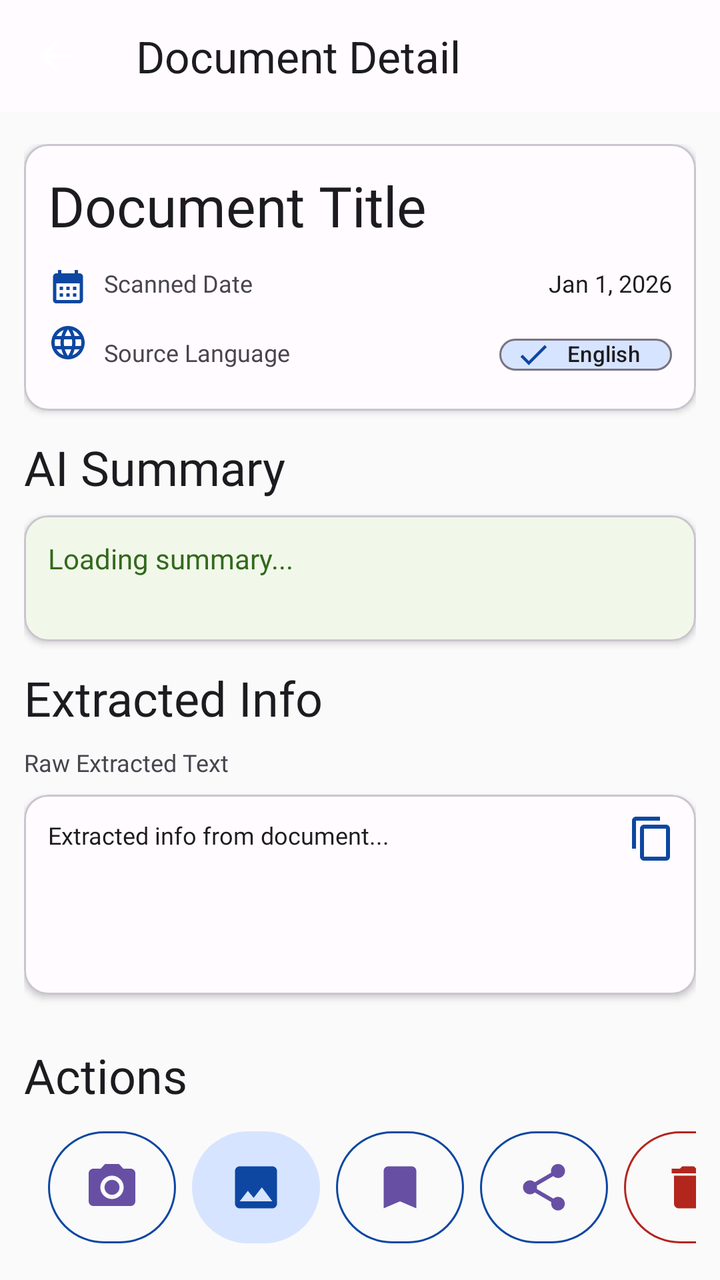
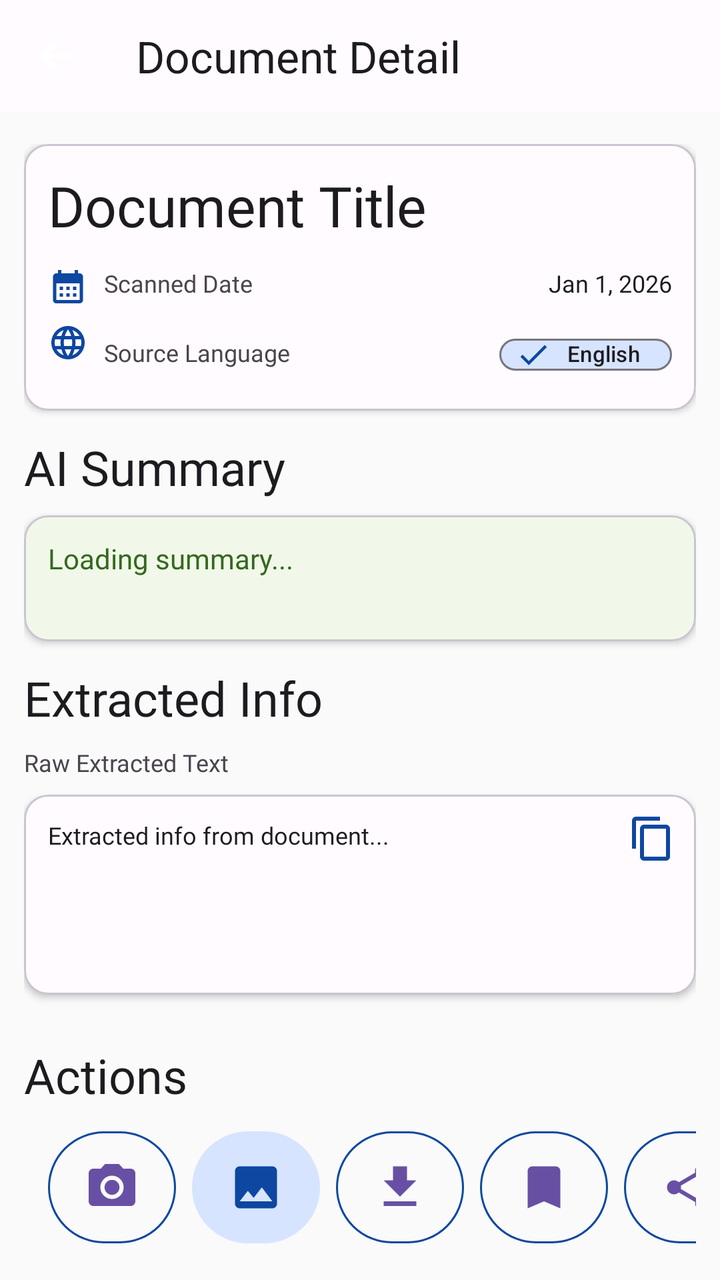

Two renders of the same Android screen: before a commit and after it. Below are the layout's source before the change and the commit's diff.
<!-- AndroidManifest.xml: application theme Theme.DocumentSaathi -->
<!-- res/layout/fragment_document_detail.xml -->
<?xml version="1.0" encoding="utf-8"?>
<LinearLayout xmlns:android="http://schemas.android.com/apk/res/android"
    xmlns:app="http://schemas.android.com/apk/res-auto"
    xmlns:tools="http://schemas.android.com/tools"
    android:layout_width="match_parent"
    android:layout_height="match_parent"
    android:background="@color/background"
    android:orientation="vertical"
    tools:context=".feature.document_detail.DocumentDetailFragment">

    
    <com.google.android.material.appbar.MaterialToolbar
        android:id="@+id/toolbar"
        android:layout_width="match_parent"
        android:layout_height="56dp"
        android:background="@color/surface"
        android:elevation="4dp"
        app:navigationIcon="@drawable/ic_arrow_back"
        app:title="@string/document_detail"
        app:titleMarginStart="@dimen/spacing_md"
        app:titleTextColor="@color/text_primary" />

    
    <androidx.core.widget.NestedScrollView
        android:layout_width="match_parent"
        android:layout_height="0dp"
        android:layout_weight="1"
        android:fillViewport="true">

        <LinearLayout
            android:layout_width="match_parent"
            android:layout_height="wrap_content"
            android:orientation="vertical"
            android:paddingHorizontal="@dimen/spacing_md"
            android:paddingVertical="@dimen/spacing_lg">

            
            <com.google.android.material.card.MaterialCardView
                android:layout_width="match_parent"
                android:layout_height="wrap_content"
                android:layout_marginBottom="@dimen/spacing_md"
                app:cardBackgroundColor="@color/surface"
                app:cardCornerRadius="@dimen/radius_lg"
                app:cardElevation="2dp">

                <LinearLayout
                    android:layout_width="match_parent"
                    android:layout_height="wrap_content"
                    android:orientation="vertical"
                    android:padding="@dimen/spacing_md">

                    
                    <TextView
                        android:id="@+id/tv_document_title"
                        android:layout_width="match_parent"
                        android:layout_height="wrap_content"
                        android:fontFamily="@font/poppins_bold"
                        android:text="@string/document_title_placeholder"
                        android:textColor="@color/text_primary"
                        android:textSize="@dimen/text_h2" />

                    
                    <LinearLayout
                        android:layout_width="match_parent"
                        android:layout_height="wrap_content"
                        android:layout_marginTop="@dimen/spacing_md"
                        android:orientation="vertical">

                        
                        <LinearLayout
                            android:layout_width="match_parent"
                            android:layout_height="wrap_content"
                            android:layout_marginBottom="@dimen/spacing_sm"
                            android:orientation="horizontal">

                            <ImageView
                                android:layout_width="20dp"
                                android:layout_height="20dp"
                                android:contentDescription="@string/date"
                                android:scaleType="centerInside"
                                android:src="@drawable/ic_calendar"
                                app:tint="@color/primary" />

                            <TextView
                                android:layout_width="0dp"
                                android:layout_height="wrap_content"
                                android:layout_marginStart="@dimen/spacing_sm"
                                android:layout_weight="1"
                                android:fontFamily="@font/poppins_medium"
                                android:text="@string/scanned_date"
                                android:textColor="@color/text_secondary"
                                android:textSize="@dimen/text_small" />

                            <TextView
                                android:id="@+id/tv_scanned_date"
                                android:layout_width="wrap_content"
                                android:layout_height="wrap_content"
                                android:fontFamily="@font/poppins_regular"
                                android:text="@string/date_placeholder"
                                android:textColor="@color/text_primary"
                                android:textSize="@dimen/text_small" />
                        </LinearLayout>

                        
                        <LinearLayout
                            android:layout_width="match_parent"
                            android:layout_height="wrap_content"
                            android:orientation="horizontal">

                            <ImageView
                                android:layout_width="20dp"
                                android:layout_height="20dp"
                                android:contentDescription="@string/language"
                                android:scaleType="centerInside"
                                android:src="@drawable/ic_language"
                                app:tint="@color/primary" />

                            <TextView
                                android:layout_width="0dp"
                                android:layout_height="wrap_content"
                                android:layout_marginStart="@dimen/spacing_sm"
                                android:layout_weight="1"
                                android:fontFamily="@font/poppins_medium"
                                android:text="@string/source_language"
                                android:textColor="@color/text_secondary"
                                android:textSize="@dimen/text_small" />

                            <com.google.android.material.chip.Chip
                                android:id="@+id/chip_language"
                                android:layout_width="wrap_content"
                                android:layout_height="32dp"
                                android:text="@string/english"
                                android:textSize="@dimen/text_caption"
                                app:chipBackgroundColor="@color/primary_light"
                                app:chipIcon="@drawable/ic_check"
                                app:chipIconTint="@color/primary"
                                app:textStartPadding="@dimen/spacing_sm" />
                        </LinearLayout>
                    </LinearLayout>
                </LinearLayout>
            </com.google.android.material.card.MaterialCardView>

            
            <TextView
                android:layout_width="match_parent"
                android:layout_height="wrap_content"
                android:layout_marginBottom="@dimen/spacing_sm"
                android:fontFamily="@font/poppins_bold"
                android:text="AI Summary"
                android:textColor="@color/text_primary"
                android:textSize="@dimen/text_h3" />

            <com.google.android.material.card.MaterialCardView
                android:id="@+id/summaryCard"
                android:layout_width="match_parent"
                android:layout_height="wrap_content"
                android:layout_marginBottom="@dimen/spacing_md"
                app:cardBackgroundColor="#F1F8E9"
                app:cardCornerRadius="@dimen/radius_lg"
                app:cardElevation="2dp">

                <LinearLayout
                    android:layout_width="match_parent"
                    android:layout_height="wrap_content"
                    android:orientation="vertical"
                    android:padding="@dimen/spacing_md">

                    <TextView
                        android:id="@+id/tv_summary"
                        android:layout_width="match_parent"
                        android:layout_height="wrap_content"
                        android:fontFamily="@font/poppins_medium"
                        android:text="Loading summary..."
                        android:textColor="#33691E"
                        android:textSize="@dimen/text_body_medium" />

                    <ProgressBar
                        android:id="@+id/summaryProgressBar"
                        style="?android:attr/progressBarStyleSmall"
                        android:layout_width="wrap_content"
                        android:layout_height="wrap_content"
                        android:layout_gravity="end"
                        android:layout_marginTop="@dimen/spacing_xs"
                        android:indeterminateTint="#33691E"
                        android:visibility="visible" />
                </LinearLayout>
            </com.google.android.material.card.MaterialCardView>

            
            <TextView
                android:layout_width="match_parent"
                android:layout_height="wrap_content"
                android:layout_marginBottom="@dimen/spacing_sm"
                android:fontFamily="@font/poppins_bold"
                android:text="@string/extracted_text"
                android:textColor="@color/text_primary"
                android:textSize="@dimen/text_h3" />

            
            <LinearLayout
                android:id="@+id/fieldsContainer"
                android:layout_width="match_parent"
                android:layout_height="wrap_content"
                android:orientation="vertical" />

            
            <TextView
                android:layout_width="match_parent"
                android:layout_height="wrap_content"
                android:layout_marginBottom="@dimen/spacing_sm"
                android:fontFamily="@font/poppins_medium"
                android:text="@string/raw_extracted_text"
                android:textColor="@color/text_secondary"
                android:textSize="@dimen/text_small" />

            <com.google.android.material.card.MaterialCardView
                android:layout_width="match_parent"
                android:layout_height="wrap_content"
                android:layout_marginBottom="@dimen/spacing_md"
                app:cardBackgroundColor="@color/surface"
                app:cardCornerRadius="@dimen/radius_lg"
                app:cardElevation="2dp">

                <FrameLayout
                    android:layout_width="match_parent"
                    android:layout_height="wrap_content">

                    <ScrollView
                        android:layout_width="match_parent"
                        android:layout_height="100dp">

                        <TextView
                            android:id="@+id/tv_extracted_text"
                            android:layout_width="match_parent"
                            android:layout_height="wrap_content"
                            android:fontFamily="@font/poppins_regular"
                            android:padding="@dimen/spacing_md"
                            android:text="@string/extracted_text_placeholder"
                            android:textColor="@color/text_primary"
                            android:textSize="@dimen/text_body_small"
                            android:textIsSelectable="true" />
                    </ScrollView>

                    <ImageButton
                        android:id="@+id/btn_copy_text"
                        android:layout_width="36dp"
                        android:layout_height="36dp"
                        android:layout_gravity="top|end"
                        android:layout_margin="@dimen/spacing_xs"
                        android:background="?attr/selectableItemBackgroundBorderless"
                        android:contentDescription="@string/copy_text"
                        android:scaleType="centerInside"
                        android:src="@drawable/ic_copy"
                        app:tint="@color/primary" />
                </FrameLayout>
            </com.google.android.material.card.MaterialCardView>

            
            <TextView
                android:layout_width="match_parent"
                android:layout_height="wrap_content"
                android:layout_marginTop="@dimen/spacing_md"
                android:layout_marginBottom="@dimen/spacing_sm"
                android:fontFamily="@font/poppins_bold"
                android:text="@string/actions"
                android:textColor="@color/text_primary"
                android:textSize="@dimen/text_h3" />

            
            <HorizontalScrollView
                android:layout_width="match_parent"
                android:layout_height="wrap_content"
                android:layout_marginBottom="@dimen/spacing_lg"
                android:scrollbars="none">

                <LinearLayout
                    android:layout_width="wrap_content"
                    android:layout_height="wrap_content"
                    android:gravity="center"
                    android:orientation="horizontal"
                    android:paddingHorizontal="@dimen/spacing_sm">

                    <com.google.android.material.button.MaterialButton
                        android:id="@+id/btn_rescan"
                        style="@style/Widget.Material3.Button.OutlinedButton"
                        android:layout_width="64dp"
                        android:layout_height="64dp"
                        android:layout_marginHorizontal="@dimen/spacing_xs"
                        android:contentDescription="@string/rescan"
                        android:padding="0dp"
                        app:icon="@drawable/ic_camera"
                        app:iconGravity="textStart"
                        app:iconPadding="0dp"
                        app:iconSize="28dp"
                        app:strokeColor="@color/primary" />

                    <com.google.android.material.button.MaterialButton
                        android:id="@+id/btn_view_pdf"
                        style="@style/Widget.Material3.Button.TonalButton"
                        android:layout_width="64dp"
                        android:layout_height="64dp"
                        android:layout_marginHorizontal="@dimen/spacing_xs"
                        android:contentDescription="@string/view_pdf"
                        android:padding="0dp"
                        app:icon="@drawable/ic_image"
                        app:iconGravity="textStart"
                        app:iconPadding="0dp"
                        app:iconSize="28dp"
                        app:backgroundTint="@color/primary_light"
                        app:iconTint="@color/primary" />

                    <com.google.android.material.button.MaterialButton
                        android:id="@+id/btn_bookmark"
                        style="@style/Widget.Material3.Button.OutlinedButton"
                        android:layout_width="64dp"
                        android:layout_height="64dp"
                        android:layout_marginHorizontal="@dimen/spacing_xs"
                        android:contentDescription="@string/bookmark"
                        android:padding="0dp"
                        app:icon="@drawable/ic_bookmark"
                        app:iconGravity="textStart"
                        app:iconPadding="0dp"
                        app:iconSize="28dp"
                        app:strokeColor="@color/primary" />

                    <com.google.android.material.button.MaterialButton
                        android:id="@+id/btn_share_document"
                        style="@style/Widget.Material3.Button.OutlinedButton"
                        android:layout_width="64dp"
                        android:layout_height="64dp"
                        android:layout_marginHorizontal="@dimen/spacing_xs"
                        android:contentDescription="@string/share"
                        android:padding="0dp"
                        app:icon="@drawable/ic_share"
                        app:iconGravity="textStart"
                        app:iconPadding="0dp"
                        app:iconSize="28dp"
                        app:strokeColor="@color/primary" />

                    <com.google.android.material.button.MaterialButton
                        android:id="@+id/btn_delete"
                        style="@style/Widget.Material3.Button.OutlinedButton"
                        android:layout_width="64dp"
                        android:layout_height="64dp"
                        android:layout_marginHorizontal="@dimen/spacing_xs"
                        android:contentDescription="@string/delete"
                        android:padding="0dp"
                        app:icon="@drawable/ic_delete"
                        app:iconGravity="textStart"
                        app:iconPadding="0dp"
                        app:iconSize="28dp"
                        app:iconTint="@color/error"
                        app:strokeColor="@color/error" />
                </LinearLayout>
            </HorizontalScrollView>
        </LinearLayout>
    </androidx.core.widget.NestedScrollView>

</LinearLayout>
<!-- resources referenced by this layout -->
<resources>
  <color name="background">#FAFAFA</color>
  <color name="error">#B3261E</color>
  <color name="primary">#0D47A1</color>
  <color name="primary_light">#D6E4FF</color>
  <color name="surface">#FFFBFE</color>
  <color name="text_primary">#1C1B1F</color>
  <color name="text_secondary">#49454E</color>
  <dimen name="radius_lg">12dp</dimen>
  <dimen name="spacing_lg">16dp</dimen>
  <dimen name="spacing_md">12dp</dimen>
  <dimen name="spacing_sm">8dp</dimen>
  <dimen name="spacing_xs">4dp</dimen>
  <dimen name="text_body_medium">14sp</dimen>
  <dimen name="text_body_small">12sp</dimen>
  <dimen name="text_caption">11sp</dimen>
  <dimen name="text_h2">28sp</dimen>
  <dimen name="text_h3">24sp</dimen>
  <dimen name="text_small">12sp</dimen>
  <!-- drawable ic_bookmark (drawable) -->
  <vector xmlns:android="http://schemas.android.com/apk/res/android"
      android:width="24dp"
      android:height="24dp"
      android:viewportWidth="24"
      android:viewportHeight="24">
      <path
          android:fillColor="@android:color/white"
          android:pathData="M17,3H7C5.9,3 5,3.9 5,5v16l7,-3l7,3V5C19,3.9 18.1,3 17,3z" />
  </vector>
  <!-- drawable ic_delete (drawable) -->
  <vector xmlns:android="http://schemas.android.com/apk/res/android"
      android:width="24dp"
      android:height="24dp"
      android:viewportWidth="24"
      android:viewportHeight="24">
      <path
          android:fillColor="@android:color/white"
          android:pathData="M6,19c0,1.1 0.9,2 2,2h8c1.1,0 2,-0.9 2,-2V7H6v12zM19,4h-3.5l-1,-1h-5l-1,1H5v2h14V4z" />
  </vector>
  <string name="actions">Actions</string>
  <string name="bookmark">Bookmark</string>
  <string name="copy_text">Copy Text</string>
  <string name="date">Date</string>
  <string name="date_placeholder">Jan 1, 2026</string>
  <string name="delete">Delete</string>
  <string name="document_detail">Document Detail</string>
  <string name="document_title_placeholder">Document Title</string>
  <string name="english">English</string>
  <string name="extracted_text">Extracted Info</string>
  <string name="extracted_text_placeholder">Extracted info from document...</string>
  <string name="language">Language</string>
  <string name="raw_extracted_text">Raw Extracted Text</string>
  <string name="rescan">Rescan</string>
  <string name="scanned_date">Scanned Date</string>
  <string name="share">Share</string>
  <string name="source_language">Source Language</string>
  <string name="view_pdf">View PDF</string>
  <color name="on_primary">#FFFFFF</color>
  <color name="on_primary_container">#001D3B</color>
  <color name="secondary">#1565C0</color>
  <color name="on_secondary">#FFFFFF</color>
  <color name="secondary_light">#C5D9F1</color>
  <color name="on_secondary_container">#0D3B8C</color>
  <color name="tertiary">#6200EA</color>
  <color name="on_tertiary">#FFFFFF</color>
  <color name="tertiary_light">#EADDFF</color>
  <color name="on_tertiary_container">#4400A3</color>
  <color name="on_surface">#1C1B1F</color>
  <color name="surface_dim">#F5F5F5</color>
  <color name="on_surface_variant">#49454E</color>
  <color name="on_error">#FFFFFF</color>
  <color name="error_light">#F9DEDC</color>
  <color name="on_error_container">#410E0B</color>
  <!-- unchanged entries left out for length: 9 -->
</resources>

<!-- the commit's change to res/layout/fragment_document_detail.xml (unified diff, before → after) -->
@@ -310,6 +310,20 @@
                         app:iconTint="@color/primary" />
 
                     <com.google.android.material.button.MaterialButton
+                        android:id="@+id/btn_download_pdf"
+                        style="@style/Widget.Material3.Button.OutlinedButton"
+                        android:layout_width="64dp"
+                        android:layout_height="64dp"
+                        android:layout_marginHorizontal="@dimen/spacing_xs"
+                        android:contentDescription="Download PDF"
+                        android:padding="0dp"
+                        app:icon="@drawable/ic_download"
+                        app:iconGravity="textStart"
+                        app:iconPadding="0dp"
+                        app:iconSize="28dp"
+                        app:strokeColor="@color/primary" />
+
+                    <com.google.android.material.button.MaterialButton
                         android:id="@+id/btn_bookmark"
                         style="@style/Widget.Material3.Button.OutlinedButton"
                         android:layout_width="64dp"
<!-- resource entries referenced after the edit -->
@@ -38,6 +38,17 @@
           android:fillColor="@android:color/white"
           android:pathData="M6,19c0,1.1 0.9,2 2,2h8c1.1,0 2,-0.9 2,-2V7H6v12zM19,4h-3.5l-1,-1h-5l-1,1H5v2h14V4z" />
   </vector>
+  <!-- drawable ic_download (drawable) -->
+  <?xml version="1.0" encoding="utf-8"?>
+  <vector xmlns:android="http://schemas.android.com/apk/res/android"
+      android:width="24dp"
+      android:height="24dp"
+      android:viewportWidth="24"
+      android:viewportHeight="24">
+      <path
+          android:fillColor="@color/primary"
+          android:pathData="M19,9h-4V3H9v6H5l7,7 7,-7zM5,18v2h14v-2H5z" />
+  </vector>
   <string name="actions">Actions</string>
   <string name="bookmark">Bookmark</string>
   <string name="copy_text">Copy Text</string>
